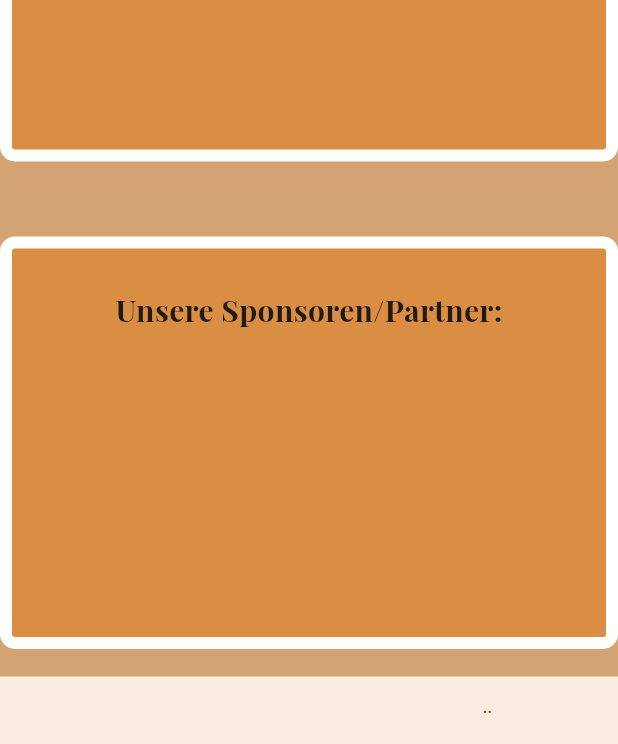
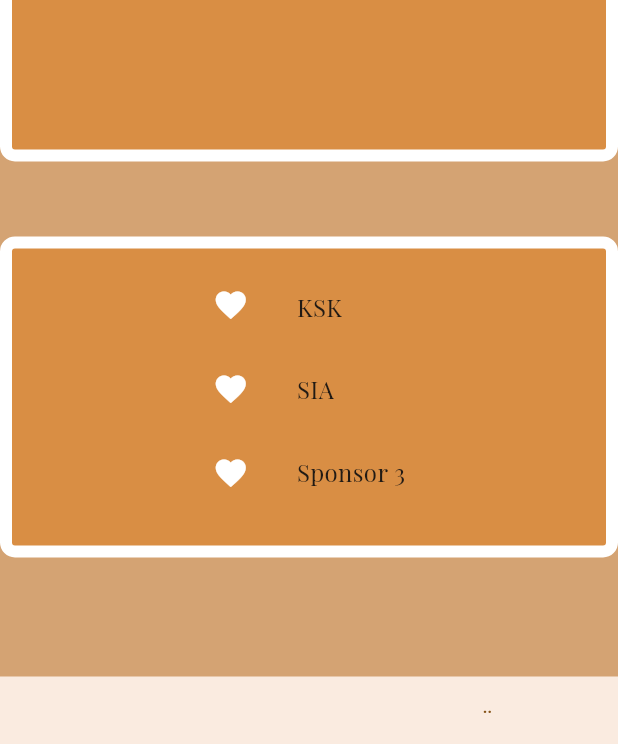
Before and after one commit to CelikFat/ProjektDigitaleTransformation, a Flutter app: the screen it shows after launch, on a phone screen of 412 x 824 dp, the part 492-1236 px from its top. Run offline on Flutter 3.47's test engine with Material 3 defaults, Android fonts, the phone set to English and light mode, and no system bars; our stand-ins replace google_fonts.

Commit message:
correctly align both icons and text

```diff
--- a/lib/home_page/home_page.dart
+++ b/lib/home_page/home_page.dart
@@ -43,42 +43,34 @@ class HomePage extends StatelessWidget {
               ),
               child: Padding(
                 padding: const EdgeInsets.fromLTRB(10, 10, 10, 20),
-                child: Column(
-                  crossAxisAlignment: CrossAxisAlignment.stretch,
+                child: Row(
+                  mainAxisAlignment: MainAxisAlignment.center,
                   children: [
-                    Container(
+                    Column(
+                      children: sponsors.map((sponsor) {
+                        return Container(
                           padding: EdgeInsets.all(16.0),
-                      child: Center(
-                        child: Text(
-                          'Unsere Sponsoren/Partner:',
-                          style: google_fonts.GoogleFonts.playfairDisplay(
-                            fontSize: 20.0,
-                            fontWeight: FontWeight.bold,
-                          ),
-                        ),
-                      ),
-                    ),
-                    ...sponsors.map((sponsor) {
-                      return Container(
-                        padding: EdgeInsets.fromLTRB(260, 16, 260, 16),
-                        child: Row(
-                          mainAxisAlignment: MainAxisAlignment.spaceBetween,
-                          children: [
-                            Icon(
+                          child: Icon(
                             Icons.favorite,
                             color: Colors.white,
                           ),
-                            SizedBox(width: 8.0),
-                            Text(
+                        );
+                      }).toList(),
+                    ),
+                    Column(
+                      crossAxisAlignment: CrossAxisAlignment.start,
+                      children: sponsors.map((sponsor) {
+                        return Container(
+                          padding: EdgeInsets.all(16.0),
+                          child: Text(
                             sponsor,
                             style: google_fonts.GoogleFonts.playfairDisplay(
-                                fontSize: 16.0
+                              fontSize: 16.0,
                             ),
-                            ),
-                          ],
                           ),
                         );
                       }).toList(),
+                    ),
                   ],
                 ),
               ),
```
Lines whose indentation alone changed are shown as unchanged.
